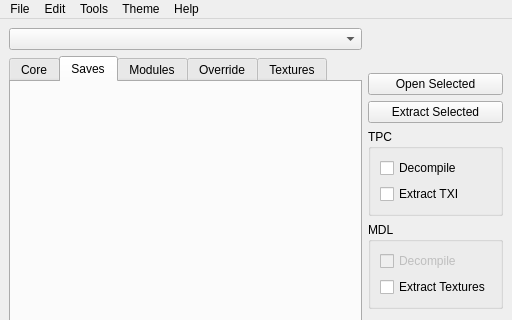
The window that Tools/HolocronToolset/src/ui/windows/main.ui (NickHugi/PyKotor) describes before a commit, drawn with Qt 5; both pictures show x 0 to 512 and y 0 to 320 of the 512 by 471 pixel window.
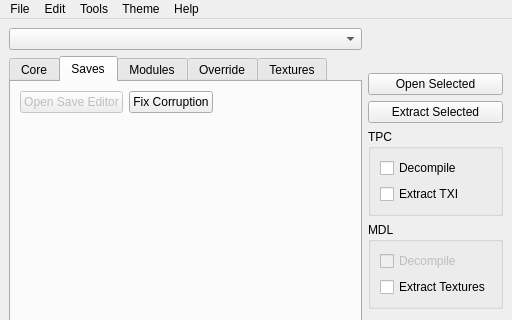
The same window after the commit. The open tabs and pages were chosen to show the change. Icons and pictures are not drawn. Custom widgets are drawn as their Qt base class.

The edit to the form file:
```diff
--- a/Tools/HolocronToolset/src/ui/windows/main.ui
+++ b/Tools/HolocronToolset/src/ui/windows/main.ui
@@ -57,6 +57,48 @@
                   <attribute name="title">
                     <string>Saves</string>
                   </attribute>
+                  <layout class="QVBoxLayout" name="verticalLayoutSavesTab">
+                    <item>
+                      <layout class="QHBoxLayout" name="horizontalLayoutSaveButtons">
+                        <item>
+                          <widget class="QPushButton" name="openSaveEditorButton">
+                            <property name="text">
+                              <string>Open Save Editor</string>
+                            </property>
+                            <property name="enabled">
+                              <bool>false</bool>
+                            </property>
+                            <property name="toolTip">
+                              <string>Open the selected save in the Save Editor</string>
+                            </property>
+                          </widget>
+                        </item>
+                        <item>
+                          <widget class="QPushButton" name="fixCorruptionButton">
+                            <property name="text">
+                              <string>Fix Corruption</string>
+                            </property>
+                            <property name="toolTip">
+                              <string>Fixes all possible save corruption in all saves</string>
+                            </property>
+                          </widget>
+                        </item>
+                        <item>
+                          <spacer name="horizontalSpacerSaves">
+                            <property name="orientation">
+                              <enum>Qt::Horizontal</enum>
+                            </property>
+                            <property name="sizeHint" stdset="0">
+                              <size>
+                                <width>40</width>
+                                <height>20</height>
+                              </size>
+                            </property>
+                          </spacer>
+                        </item>
+                      </layout>
+                    </item>
+                    <item>
                   <layout class="QGridLayout" name="gridLayoutSaves">
                     <property name="leftMargin">
                       <number>0</number>
@@ -75,6 +117,8 @@
                     </property>
                     <item row="0" column="0" rowspan="2" colspan="2">
                       <widget class="ResourceList" name="savesWidget" native="true" />
+                        </item>
+                      </layout>
                     </item>
                   </layout>
                 </widget>
```
Lines whose indentation alone changed are shown as unchanged.
